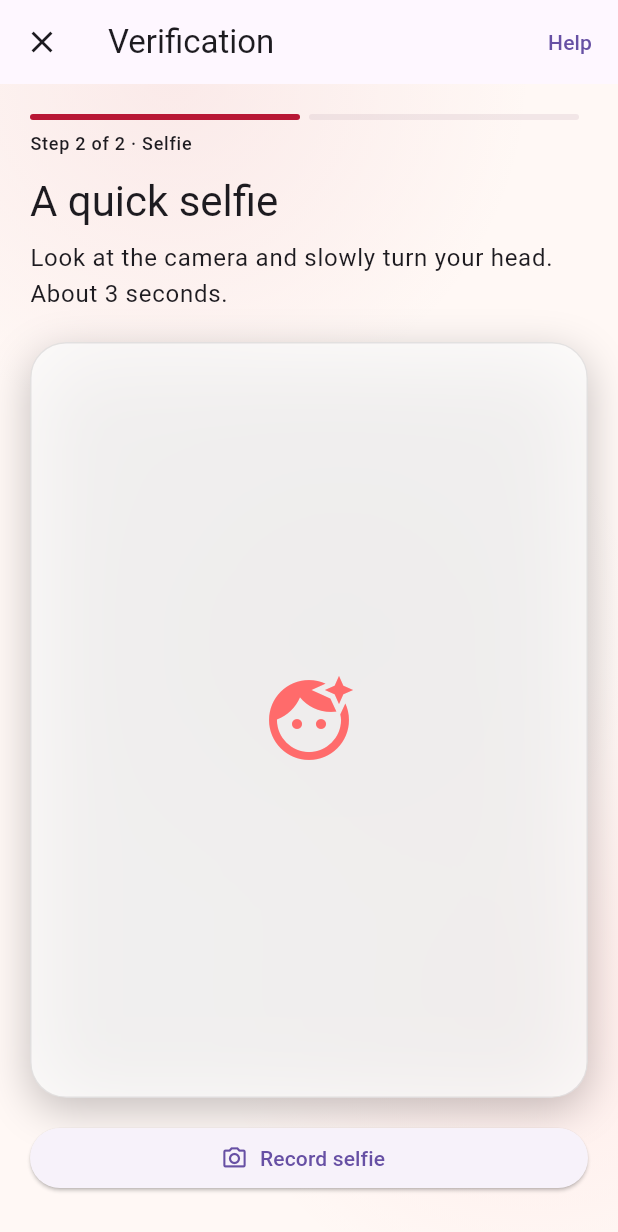
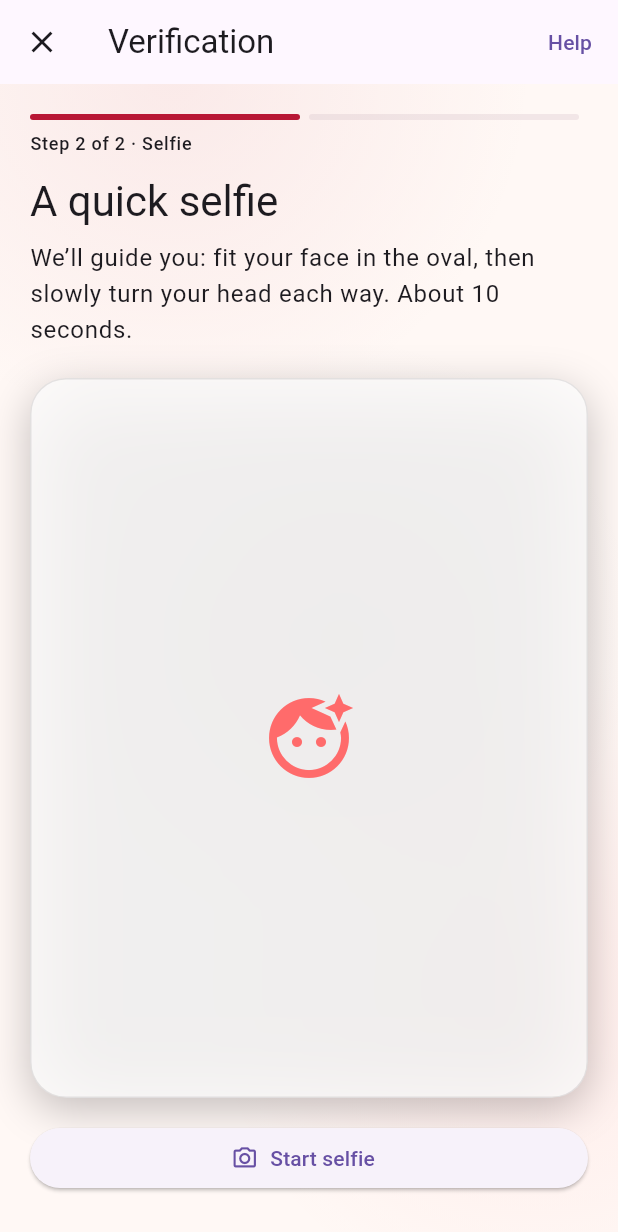
Before and after one commit to IamTharunsai/carino, a Flutter app: the VerificationProviderScreen screen opened directly with empty values, after a tap on "Take photo", after a tap on "Upload a photo instead", after a tap on the "close" icon, on a phone screen of 412 x 824 dp. Shown: the top 1232 px of the screen. Run offline on Flutter 3.47's test engine with Material 3 defaults, Android fonts, the phone set to English and light mode, and no system bars; our stand-ins replace app_links, audioplayers, camera, flutter_animate, geolocator, image_picker and 4 more; missing offline and left inert: google_mlkit_face_detection, record; accounts and stored records are empty; project files that could hold a hidden picture were left out.

Commit message:
Guided verification selfie (oval, live face coaching via on-device ML Kit, head-turn liveness, recorded clip); web performance: no live blur and still backgrounds on web, hidden tabs stop animating, background on its own layer
Co-Authored-By: Claude Opus 5.5 <noreply@anthropic.com>

```diff
--- a/lib/main.dart
+++ b/lib/main.dart
@@ -8,6 +8,7 @@ import 'services/links.dart';
 import 'services/services.dart';
 import 'theme/app_theme.dart';
 import 'widgets/app_lock_gate.dart';
+import 'widgets/motion.dart' show stillBackgrounds;
 
 Future<void> main() async {
   WidgetsFlutterBinding.ensureInitialized();
@@ -26,6 +27,8 @@ Future<void> main() async {
     await Services.remoteConfig.fetch().timeout(const Duration(seconds: 10));
     // Persisted gates (app lock, hidden chats, under-21 block) before UI.
     await Services.prefs.load();
+    // Web: still backgrounds (continuous full-screen animation hurts taps/INP).
+    if (kIsWeb) stillBackgrounds = true;
     // A shared profile link that opened the app (web URL or app link).
     pendingProfile.value = profileIdFromLink(Uri.base);
     if (!kIsWeb) {
--- a/lib/screens/onboarding/verification_flow_screen.dart
+++ b/lib/screens/onboarding/verification_flow_screen.dart
@@ -7,6 +7,7 @@ import '../../theme/app_colors.dart';
 import '../../widgets/glass_card.dart';
 import '../../widgets/spark_button.dart';
 import '../you/support_screen.dart';
+import 'selfie_capture_screen.dart';
 
 /// S-005 ID Capture + S-006 Liveness / Photo Match — the PROVIDER flow.
 ///
@@ -22,10 +23,17 @@ class VerificationProviderScreen extends StatefulWidget {
     super.key,
     required this.onComplete,
     required this.onCancel,
+    this.captureSelfie = _guidedSelfie,
   });
 
   final VoidCallback onComplete;
   final VoidCallback onCancel;
+
+  /// Opens the guided camera; returns the clip (`video:<path>`) or null.
+  final Future<String?> Function(BuildContext) captureSelfie;
+
+  static Future<String?> _guidedSelfie(BuildContext context) => Navigator.of(context)
+      .push<String>(MaterialPageRoute(builder: (_) => const SelfieCaptureScreen()));
 
   @override
   State<VerificationProviderScreen> createState() =>
@@ -61,14 +69,21 @@ class _VerificationProviderScreenState
       case _Phase.idBack:
         _wait(_Phase.reading, () async => setState(() => _phase = _Phase.selfie));
       case _Phase.selfie:
-        _wait(_Phase.checking, () async {
-          await Services.verification.runDemoFlow();
-          if (mounted) widget.onComplete();
-        });
+        _recordSelfie();
       case _Phase.reading:
       case _Phase.checking:
         break;
     }
+  }
+
+  Future<void> _recordSelfie() async {
+    final clip = await widget.captureSelfie(context);
+    if (clip == null || !mounted) return; // cancelled: stay on this step
+    // Production: the clip goes to the verification provider with the ID.
+    _wait(_Phase.checking, () async {
+          await Services.verification.runDemoFlow();
+          if (mounted) widget.onComplete();
+        });
   }
 
   String get _title => switch (_phase) {
@@ -83,7 +98,7 @@ class _VerificationProviderScreenState
         _Phase.idFront => 'Fit it inside the frame, all four corners showing.',
         _Phase.idBack => 'Now the back.',
         _Phase.reading => 'Confirming your date of birth.',
-        _Phase.selfie => 'Look at the camera and slowly turn your head. About 3 seconds.',
+        _Phase.selfie => 'We’ll guide you: fit your face in the oval, then slowly turn your head each way. About 10 seconds.',
         _Phase.checking => 'Matching your selfie to your ID photo.',
       };
 
@@ -157,7 +172,7 @@ class _VerificationProviderScreenState
             const SizedBox(height: 16),
             if (!busy) ...[
               SparkButton(
-                label: _phase == _Phase.selfie ? 'Record selfie' : 'Take photo',
+                label: _phase == _Phase.selfie ? 'Start selfie' : 'Take photo',
                 icon: Icons.camera_alt_outlined,
                 onPressed: _advance,
               ),
--- a/lib/theme/app_colors.dart
+++ b/lib/theme/app_colors.dart
@@ -29,9 +29,9 @@ class AppColors {
 
   // --- Glass tints (DESIGN SYSTEM: cards 55–65% tint, sheets 80%) ---
   static Color glassFillDark(double opacity) =>
-      plumCharcoal.withValues(alpha: opacity);
+      plumCharcoal.withValues(alpha: opacity.clamp(0.0, 1.0));
   static Color glassFillLight(double opacity) =>
-      Colors.white.withValues(alpha: opacity);
+      Colors.white.withValues(alpha: opacity.clamp(0.0, 1.0));
 
   /// Hairline borders: Warm Ivory 28% on dark, Midnight 10% on light.
   static Color glassBorder(Brightness brightness) => brightness == Brightness.dark
--- a/lib/widgets/glass_card.dart
+++ b/lib/widgets/glass_card.dart
@@ -1,4 +1,5 @@
 import 'dart:ui';
+import 'package:flutter/foundation.dart' show kIsWeb;
 import 'package:flutter/material.dart';
 import '../theme/app_colors.dart';
 import '../theme/app_theme.dart';
@@ -33,18 +34,15 @@ class GlassContainer extends StatelessWidget {
   @override
   Widget build(BuildContext context) {
     final brightness = Theme.of(context).brightness;
+    // ponytail: live blur is the most expensive effect on the web (it
+    // re-blurs everything behind every card each frame), so the web gets a
+    // denser tint instead — near-identical over the scrim, far smoother.
+    final boost = kIsWeb ? 0.18 : 0.0;
     final fill = brightness == Brightness.dark
-        ? AppColors.glassFillDark(opacity ?? AppColors.glassCardOpacity)
-        : AppColors.glassFillLight((opacity ?? AppColors.glassCardOpacity) + 0.15);
+        ? AppColors.glassFillDark((opacity ?? AppColors.glassCardOpacity) + boost)
+        : AppColors.glassFillLight((opacity ?? AppColors.glassCardOpacity) + 0.15 + boost);
     final corners = borderRadius ?? BorderRadius.circular(radius);
-    final content = ClipRRect(
-      borderRadius: corners,
-      child: BackdropFilter(
-        filter: ImageFilter.blur(
-          sigmaX: AppColors.glassBlurSigma,
-          sigmaY: AppColors.glassBlurSigma,
-        ),
-        child: Container(
+    final card = Container(
           padding: padding,
           decoration: BoxDecoration(
             color: fill,
@@ -52,8 +50,15 @@ class GlassContainer extends StatelessWidget {
             border: Border.all(color: AppColors.glassBorder(brightness), width: 1),
           ),
           child: Material(type: MaterialType.transparency, child: child),
-        ),
-      ),
+        );
+    final content = ClipRRect(
+      borderRadius: corners,
+      child: kIsWeb
+          ? card
+          : BackdropFilter(
+              filter: ImageFilter.blur(sigmaX: AppColors.glassBlurSigma, sigmaY: AppColors.glassBlurSigma),
+              child: card,
+            ),
     );
     final shadowed = DecoratedBox(
       decoration: BoxDecoration(
@@ -126,10 +131,12 @@ class GlassScaffold extends StatelessWidget {
       body: Stack(
         fit: StackFit.expand,
         children: [
-          if (backgroundAsset != null)
-            KenBurnsImage(asset: backgroundAsset!)
-          else
-            const AuroraBackground(),
+          // Own layer: the drifting background never forces the page to repaint.
+          RepaintBoundary(
+            child: backgroundAsset != null
+                ? KenBurnsImage(asset: backgroundAsset!)
+                : const AuroraBackground(),
+          ),
           // Scrim for legibility (never invert/desaturate the imagery).
           DecoratedBox(
             decoration: BoxDecoration(
--- a/pubspec.yaml
+++ b/pubspec.yaml
@@ -24,6 +24,8 @@ dependencies:
   video_player: ^2.14.1
   app_links: ^7.2.2
   geolocator: ^14.1.2
+  camera: ^0.12.2
+  google_mlkit_face_detection: ^1.0.3
   # --- Remaining production integrations (hosting phase; accounts needed) ---
   # revenuecat (purchases_flutter): ^8.x  # PaymentsService (RevenueCat)
   # Persona / Veriff: native SDKs bridged via platform channels (VerificationService)
```
Also changed, not shown: lib/models/selfie_guide.dart (added, +68 -0 lines), lib/screens/home_shell.dart (+10 -6 lines), lib/screens/onboarding/selfie_capture_screen.dart (added, +237 -0 lines), pubspec.lock, 3 other files.
